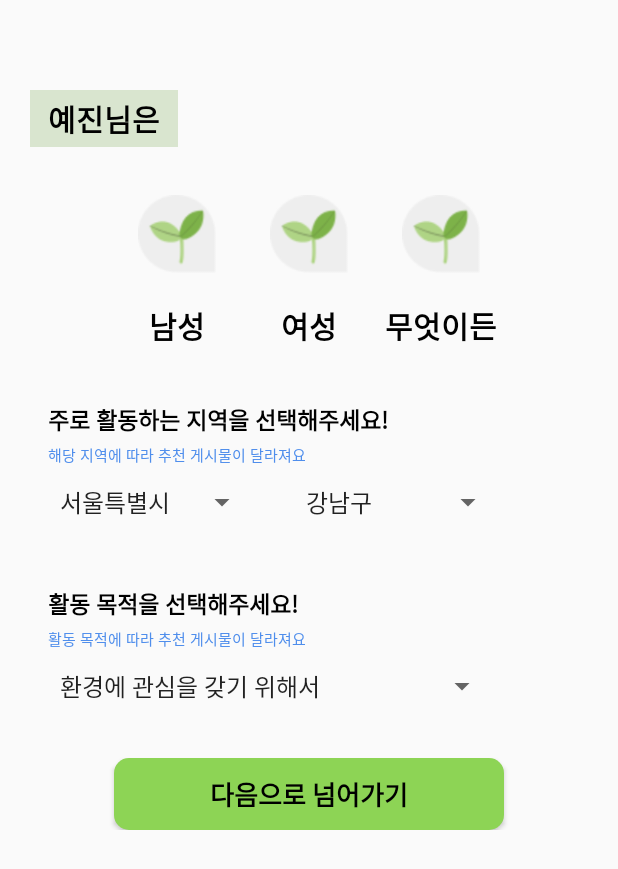
After one commit to cyj2825/Greme_Android, an Android app: the MoreInformationActivity screen opened directly, with no data from a screen before it, on a phone screen of 412 x 824 dp. The commit adds this screen. Shown: the top 869 px of the screen. Run offline under Robolectric (Android 15) with nearby library versions, the phone set to English and light mode, and no system bars.

Commit message:
추가 정보 입력 화면 구현 완료

```diff
--- a/app/src/main/java/com/example/greme/MainActivity.kt
+++ b/app/src/main/java/com/example/greme/MainActivity.kt
@@ -2,10 +2,24 @@ package com.example.greme
 
 import androidx.appcompat.app.AppCompatActivity
 import android.os.Bundle
+import com.example.greme.databinding.ActivityMainBinding
 
 class MainActivity : AppCompatActivity() {
+    // 전역 변수로 바인딩 객체 선언
+    private var mBinding: ActivityMainBinding? = null
+    // 매번 null 체크를 할 필요없이 편의성을 위해 바인딩 변수 재선언
+    private val binding get() = mBinding!!
+
     override fun onCreate(savedInstanceState: Bundle?) {
         super.onCreate(savedInstanceState)
-        setContentView(R.layout.activity_main)
+        // 바인딩
+        mBinding = ActivityMainBinding.inflate(layoutInflater)
+        setContentView(binding.root)
+    }
+    // 액티비티가 파괴될 때..
+    override fun onDestroy() {
+        // onDestroy 에서 binding class 인스턴스 참조를 정리해주어야 함
+        mBinding = null
+        super.onDestroy()
     }
 }
--- /dev/null
+++ b/app/src/main/java/com/example/greme/MoreInformationActivity.kt
@@ -0,0 +1,47 @@
+package com.example.greme
+
+import androidx.appcompat.app.AppCompatActivity
+import android.os.Bundle
+import android.widget.ArrayAdapter
+import com.example.greme.databinding.ActivityMoreInformationBinding
+
+class MoreInformationActivity : AppCompatActivity() {
+    // 전역 변수로 바인딩 객체 선언
+    private var mBinding: ActivityMoreInformationBinding? = null
+    // 매번 null 체크를 할 필요없이 편의성을 위해 바인딩 변수 재선언
+    private val binding get() = mBinding!!
+
+    override fun onCreate(savedInstanceState: Bundle?) {
+        super.onCreate(savedInstanceState)
+        // 바인딩
+        mBinding = ActivityMoreInformationBinding.inflate(layoutInflater)
+        setContentView(binding.root)
+
+        // Create an ArrayAdapter
+        val adapter = ArrayAdapter.createFromResource(this, R.array.city_array, android.R.layout.simple_spinner_item)
+        // Specify the layout to use when the list of choices appears
+        adapter.setDropDownViewResource(android.R.layout.simple_spinner_dropdown_item)
+        // Apply the adapter to the spinner
+        binding.spinnerCity.adapter = adapter
+
+        // Create an ArrayAdapter
+        val adapter2 = ArrayAdapter.createFromResource(this, R.array.gu_array, android.R.layout.simple_spinner_item)
+        // Specify the layout to use when the list of choices appears
+        adapter2.setDropDownViewResource(android.R.layout.simple_spinner_dropdown_item)
+        // Apply the adapter to the spinner
+        binding.spinnerGu.adapter = adapter2
+
+        // Create an ArrayAdapter
+        val adapter3 = ArrayAdapter.createFromResource(this, R.array.purpose_array, android.R.layout.simple_spinner_item)
+        // Specify the layout to use when the list of choices appears
+        adapter3.setDropDownViewResource(android.R.layout.simple_spinner_dropdown_item)
+        // Apply the adapter to the spinner
+        binding.spinnerPurpose.adapter = adapter3
+    }
+    // 액티비티가 파괴될 때..
+    override fun onDestroy() {
+        // onDestroy 에서 binding class 인스턴스 참조를 정리해주어야 함
+        mBinding = null
+        super.onDestroy()
+    }
+}
--- a/app/src/main/res/drawable/bg_basicbtn2.xml
+++ b/app/src/main/res/drawable/bg_basicbtn2.xml
@@ -2,7 +2,7 @@
 <shape xmlns:android="http://schemas.android.com/apk/res/android"
     android:shape="rectangle">
 
-    <solid android:color="#738fbc8f"/>
+    <solid android:color="#D9E5CF"/>
     <size
         android:width="300dp"
         android:height="60dp" />
--- a/app/src/main/res/layout/activity_id.xml
+++ b/app/src/main/res/layout/activity_id.xml
@@ -53,4 +53,19 @@
         app:layout_constraintEnd_toEndOf="parent"
         app:layout_constraintTop_toBottomOf="@id/tv_id_id"/>
 
+    <Button
+        android:id="@+id/btn_id_next"
+        android:layout_width="match_parent"
+        android:layout_height="48dp"
+        android:background="@drawable/bg_basicbtn"
+        android:layout_marginTop="32dp"
+        android:layout_marginHorizontal="56dp"
+        android:textSize="17sp"
+        android:textStyle="bold"
+        android:textColor="@color/black"
+        android:text="다음으로 넘어가기"
+        app:layout_constraintTop_toBottomOf="@id/et_id"
+        app:layout_constraintStart_toStartOf="parent"
+        app:layout_constraintEnd_toEndOf="parent"/>
+
 </androidx.constraintlayout.widget.ConstraintLayout>
--- /dev/null
+++ b/app/src/main/res/layout/activity_more_information.xml
@@ -0,0 +1,220 @@
+<?xml version="1.0" encoding="utf-8"?>
+<androidx.constraintlayout.widget.ConstraintLayout
+    xmlns:android="http://schemas.android.com/apk/res/android"
+    xmlns:app="http://schemas.android.com/apk/res-auto"
+    xmlns:tools="http://schemas.android.com/tools"
+    android:layout_width="match_parent"
+    android:layout_height="match_parent"
+    tools:context=".MoreInformationActivity">
+
+    <ScrollView
+        android:id="@+id/sv_moreinformation"
+        android:layout_width="match_parent"
+        android:layout_height="wrap_content"
+        app:layout_constraintStart_toStartOf="parent"
+        app:layout_constraintEnd_toEndOf="parent"
+        app:layout_constraintTop_toTopOf="parent"
+        android:overScrollMode="never">
+
+        <androidx.constraintlayout.widget.ConstraintLayout
+            android:id="@+id/cl_moreinformation"
+            android:layout_width="match_parent"
+            android:layout_height="wrap_content"
+            android:paddingBottom="40dp"
+            android:layout_margin="20dp">
+
+            <TextView
+                android:id="@+id/tv_moreinformation_name"
+                android:layout_width="wrap_content"
+                android:layout_height="wrap_content"
+                android:layout_marginTop="40dp"
+                android:text="예진"
+                android:textColor="@color/black"
+                android:textSize="20sp"
+                android:textStyle="bold"
+                android:background="#D9E5CF"
+                android:paddingVertical="4dp"
+                android:paddingStart="12dp"
+                app:layout_constraintStart_toStartOf="parent"
+                app:layout_constraintTop_toTopOf="parent" />
+
+            <TextView
+                android:id="@+id/tv_moreinformation_nim"
+                android:layout_width="wrap_content"
+                android:layout_height="wrap_content"
+                android:layout_marginTop="40dp"
+                android:text="님은"
+                android:textColor="@color/black"
+                android:textSize="20sp"
+                android:textStyle="bold"
+                android:background="#D9E5CF"
+                android:paddingVertical="4dp"
+                android:paddingEnd="12dp"
+                app:layout_constraintStart_toEndOf="@id/tv_moreinformation_name"
+                app:layout_constraintTop_toTopOf="parent" />
+
+            <ImageView
+                android:id="@+id/iv_moreinformation_man"
+                android:layout_width="52dp"
+                android:layout_height="52dp"
+                android:layout_marginTop="32dp"
+                android:src="@drawable/gender"
+                app:layout_constraintEnd_toStartOf="@id/iv_moreinformation_woman"
+                app:layout_constraintHorizontal_chainStyle="packed"
+                app:layout_constraintStart_toStartOf="parent"
+                app:layout_constraintTop_toBottomOf="@id/tv_moreinformation_nim" />
+
+            <TextView
+                android:id="@+id/tv_moreinformation_man"
+                android:layout_width="wrap_content"
+                android:layout_height="wrap_content"
+                android:layout_marginTop="20dp"
+                android:text="남성"
+                android:textColor="@color/black"
+                android:textSize="20sp"
+                android:textStyle="bold"
+                app:layout_constraintEnd_toEndOf="@id/iv_moreinformation_man"
+                app:layout_constraintStart_toStartOf="@id/iv_moreinformation_man"
+                app:layout_constraintTop_toBottomOf="@id/iv_moreinformation_man" />
+
+            <ImageView
+                android:id="@+id/iv_moreinformation_woman"
+                android:layout_width="52dp"
+                android:layout_height="52dp"
+                android:layout_marginStart="36dp"
+                android:src="@drawable/gender"
+                app:layout_constraintBottom_toBottomOf="@id/iv_moreinformation_man"
+                app:layout_constraintEnd_toStartOf="@id/iv_moreinformation_whatever"
+                app:layout_constraintStart_toEndOf="@id/iv_moreinformation_man"
+                app:layout_constraintTop_toTopOf="@id/iv_moreinformation_man" />
+
+            <TextView
+                android:id="@+id/tv_moreinformation_woman"
+                android:layout_width="wrap_content"
+                android:layout_height="wrap_content"
+                android:layout_marginTop="20dp"
+                android:text="여성"
+                android:textColor="@color/black"
+                android:textSize="20sp"
+                android:textStyle="bold"
+                app:layout_constraintEnd_toEndOf="@id/iv_moreinformation_woman"
+                app:layout_constraintStart_toStartOf="@id/iv_moreinformation_woman"
+                app:layout_constraintTop_toBottomOf="@id/iv_moreinformation_woman" />
+
+            <ImageView
+                android:id="@+id/iv_moreinformation_whatever"
+                android:layout_width="52dp"
+                android:layout_height="52dp"
+                android:layout_marginStart="36dp"
+                android:src="@drawable/gender"
+                app:layout_constraintBottom_toBottomOf="@id/iv_moreinformation_woman"
+                app:layout_constraintEnd_toEndOf="parent"
+                app:layout_constraintStart_toEndOf="@id/iv_moreinformation_woman"
+                app:layout_constraintTop_toTopOf="@id/iv_moreinformation_woman" />
+
+            <TextView
+                android:id="@+id/tv_moreinformation_whatever"
+                android:layout_width="wrap_content"
+                android:layout_height="wrap_content"
+                android:layout_marginTop="20dp"
+                android:text="무엇이든"
+                android:textColor="@color/black"
+                android:textSize="20sp"
+                android:textStyle="bold"
+                app:layout_constraintEnd_toEndOf="@id/iv_moreinformation_whatever"
+                app:layout_constraintStart_toStartOf="@id/iv_moreinformation_whatever"
+                app:layout_constraintTop_toBottomOf="@id/iv_moreinformation_whatever" />
+
+            <TextView
+                android:id="@+id/tv_moreinformation_area"
+                android:layout_width="wrap_content"
+                android:layout_height="wrap_content"
+                android:layout_marginStart="12dp"
+                android:layout_marginTop="36dp"
+                android:text="주로 활동하는 지역을 선택해주세요!"
+                android:textColor="@color/black"
+                android:textSize="15sp"
+                android:textStyle="bold"
+                app:layout_constraintStart_toStartOf="parent"
+                app:layout_constraintTop_toBottomOf="@id/tv_moreinformation_whatever" />
+
+            <TextView
+                android:id="@+id/tv_moreinformation_area2"
+                android:layout_width="wrap_content"
+                android:layout_height="wrap_content"
+                android:layout_marginTop="4dp"
+                android:text="해당 지역에 따라 추천 게시물이 달라져요"
+                android:textColor="#4F8EEC"
+                android:textSize="10sp"
+                app:layout_constraintStart_toStartOf="@id/tv_moreinformation_area"
+                app:layout_constraintTop_toBottomOf="@id/tv_moreinformation_area" />
+
+            <Spinner
+                android:id="@+id/spinner_city"
+                android:layout_width="140dp"
+                android:layout_height="32dp"
+                android:layout_marginTop="8dp"
+                android:spinnerMode="dropdown"
+                app:layout_constraintStart_toStartOf="@id/tv_moreinformation_area"
+                app:layout_constraintTop_toBottomOf="@id/tv_moreinformation_area2" />
+
+            <Spinner
+                android:id="@+id/spinner_gu"
+                android:layout_width="140dp"
+                android:layout_height="32dp"
+                android:layout_marginStart="24dp"
+                android:spinnerMode="dropdown"
+                app:layout_constraintStart_toEndOf="@id/spinner_city"
+                app:layout_constraintTop_toTopOf="@id/spinner_city"
+                app:layout_constraintBottom_toBottomOf="@id/spinner_city"/>
+
+            <TextView
+                android:id="@+id/tv_moreinformation_purpose"
+                android:layout_width="wrap_content"
+                android:layout_height="wrap_content"
+                android:layout_marginStart="12dp"
+                android:layout_marginTop="40dp"
+                android:text="활동 목적을 선택해주세요!"
+                android:textColor="@color/black"
+                android:textSize="15sp"
+                android:textStyle="bold"
+                app:layout_constraintStart_toStartOf="parent"
+                app:layout_constraintTop_toBottomOf="@id/spinner_city" />
+
+            <TextView
+                android:id="@+id/tv_moreinformation_purpose2"
+                android:layout_width="wrap_content"
+                android:layout_height="wrap_content"
+                android:layout_marginTop="4dp"
+                android:text="활동 목적에 따라 추천 게시물이 달라져요"
+                android:textColor="#4F8EEC"
+                android:textSize="10sp"
+                app:layout_constraintStart_toStartOf="@id/tv_moreinformation_purpose"
+                app:layout_constraintTop_toBottomOf="@id/tv_moreinformation_purpose" />
+
+            <Spinner
+                android:id="@+id/spinner_purpose"
+                android:layout_width="300dp"
+                android:layout_height="32dp"
+                android:layout_marginTop="8dp"
+                android:spinnerMode="dropdown"
+                app:layout_constraintStart_toStartOf="@id/tv_moreinformation_purpose"
+                app:layout_constraintTop_toBottomOf="@id/tv_moreinformation_purpose2" />
+
+            <Button
+                android:id="@+id/btn_moreinformation_next"
+                android:layout_width="match_parent"
+                android:layout_height="48dp"
+                android:background="@drawable/bg_basicbtn"
+                android:layout_marginTop="32dp"
+                android:layout_marginHorizontal="56dp"
+                android:textSize="17sp"
+                android:textStyle="bold"
+                android:textColor="@color/black"
+                android:text="다음으로 넘어가기"
+                app:layout_constraintTop_toBottomOf="@id/spinner_purpose"
+                app:layout_constraintStart_toStartOf="parent"
+                app:layout_constraintEnd_toEndOf="parent"/>
+        </androidx.constraintlayout.widget.ConstraintLayout>
+    </ScrollView>
+</androidx.constraintlayout.widget.ConstraintLayout>
--- /dev/null
+++ b/app/src/main/res/values/array.xml
@@ -0,0 +1,49 @@
+<?xml version="1.0" encoding="utf-8"?>
+<resources>
+    <string-array name="city_array">
+        <item>서울특별시</item>
+        <item>경기도</item>
+        <item>강원도</item>
+        <item>충청북도</item>
+        <item>충청남도</item>
+        <item>전라북도</item>
+        <item>전라남도</item>
+        <item>경상북도</item>
+        <item>경상남도</item>
+        <item>제주특별자치도</item>
+    </string-array>
+
+    <string-array name="gu_array">
+        <item>강남구</item>
+        <item>서초구</item>
+        <item>송파구</item>
+        <item>용산구</item>
+        <item>강동구</item>
+        <item>금천구</item>
+        <item>관악구</item>
+        <item>광진구</item>
+        <item>노원구</item>
+        <item>도봉구</item>
+        <item>동대문구</item>
+        <item>동작구</item>
+        <item>마포구</item>
+        <item>서대문구</item>
+        <item>강북구</item>
+        <item>중랑구</item>
+        <item>중구</item>
+        <item>종로구</item>
+        <item>은평구</item>
+        <item>강서구</item>
+        <item>양천구</item>
+        <item>영등포구</item>
+        <item>성북구</item>
+        <item>성동구</item>
+        <item>구로구</item>
+    </string-array>
+
+    <string-array name="purpose_array">
+        <item>환경에 관심을 갖기 위해서</item>
+        <item>사람들과 같이 활동하기 위해서</item>
+        <item>좋은 제품을 추천받고 싶어서</item>
+    </string-array>
+</resources>
--- a/app/src/main/res/values/themes.xml
+++ b/app/src/main/res/values/themes.xml
@@ -1,6 +1,7 @@
 <resources xmlns:tools="http://schemas.android.com/tools">
     <!-- Base application theme. -->
     <style name="Theme.Greme" parent="Theme.AppCompat.Light">
+        <item name="windowNoTitle">true</item>
         <!-- Primary brand color. -->
         <item name="colorPrimary">@color/purple_500</item>
         <item name="colorPrimaryVariant">@color/purple_700</item>
```
Also changed, not shown: app/src/main/AndroidManifest.xml (+6 -5 lines), app/src/main/res/drawable/gender.png (added).
